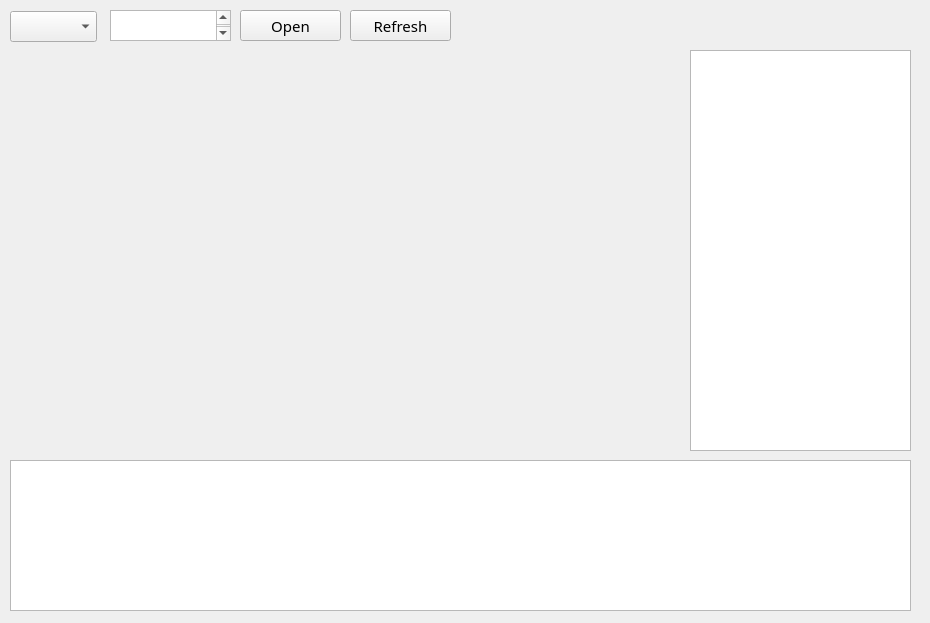
The window that tools/mainwindow.ui (ZhuYanzhen1/MM32_CLion) describes before a commit, drawn with Qt 5.
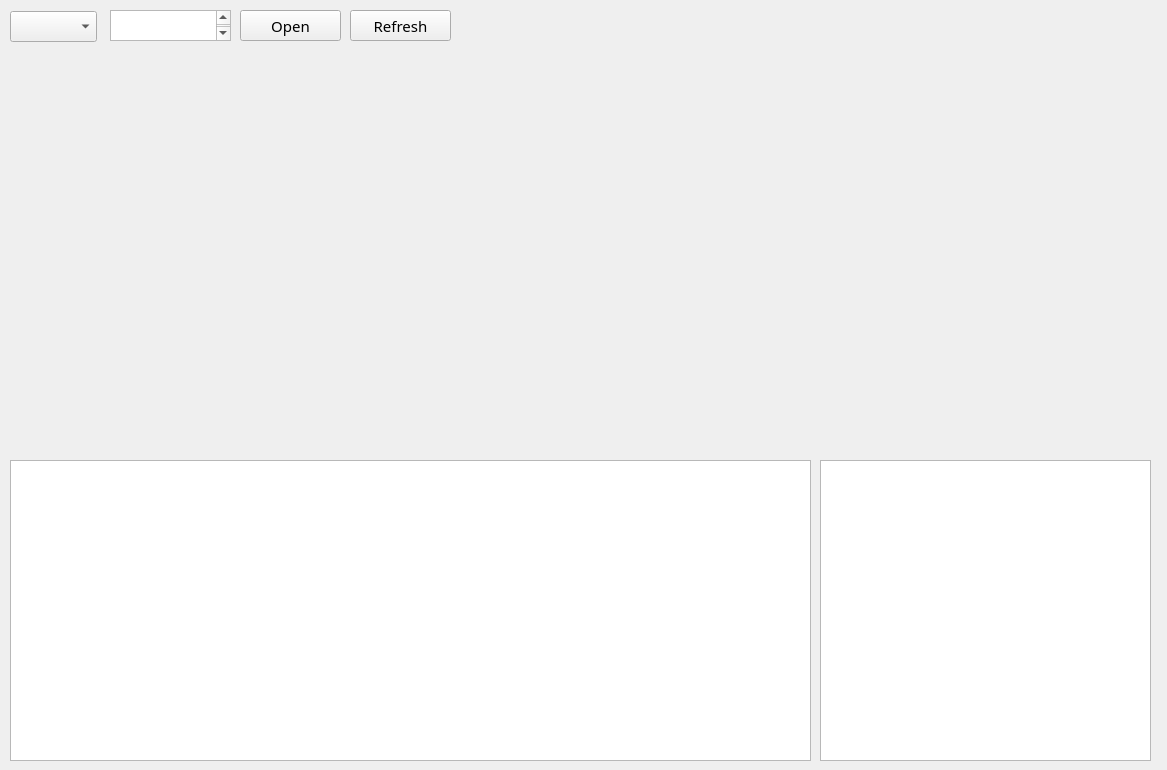
The same window after the commit. Custom widgets are drawn as their Qt base class.

Commit message: Modify the layout of controls in the UI.

```diff
--- a/tools/mainwindow.ui
+++ b/tools/mainwindow.ui
@@ -6,8 +6,8 @@
    <rect>
     <x>0</x>
     <y>0</y>
-    <width>930</width>
-    <height>623</height>
+    <width>1167</width>
+    <height>770</height>
    </rect>
   </property>
   <property name="font">
@@ -82,8 +82,8 @@
      <rect>
       <x>10</x>
       <y>460</y>
-      <width>901</width>
-      <height>151</height>
+      <width>801</width>
+      <height>301</height>
      </rect>
     </property>
     <property name="font">
@@ -96,10 +96,10 @@
    <widget class="QTableView" name="variable_list">
     <property name="geometry">
      <rect>
-      <x>690</x>
-      <y>50</y>
-      <width>221</width>
-      <height>401</height>
+      <x>820</x>
+      <y>460</y>
+      <width>331</width>
+      <height>301</height>
      </rect>
     </property>
     <attribute name="horizontalHeaderDefaultSectionSize">
@@ -114,7 +114,7 @@
      <rect>
       <x>10</x>
       <y>50</y>
-      <width>671</width>
+      <width>1141</width>
       <height>401</height>
      </rect>
     </property>
```
